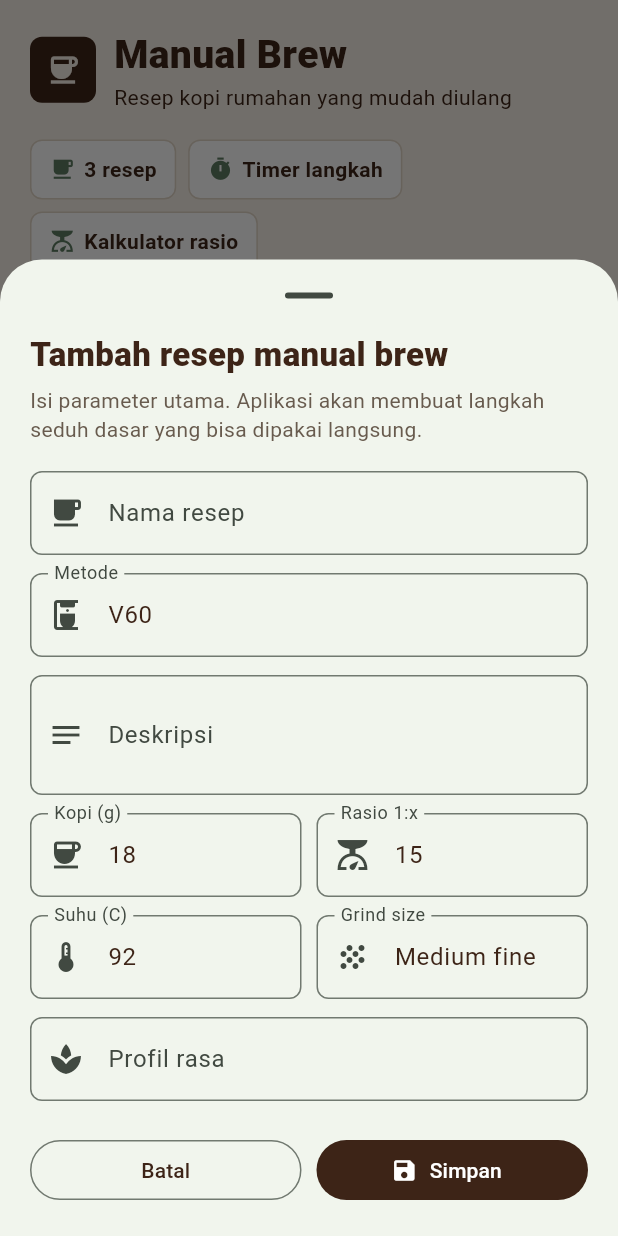
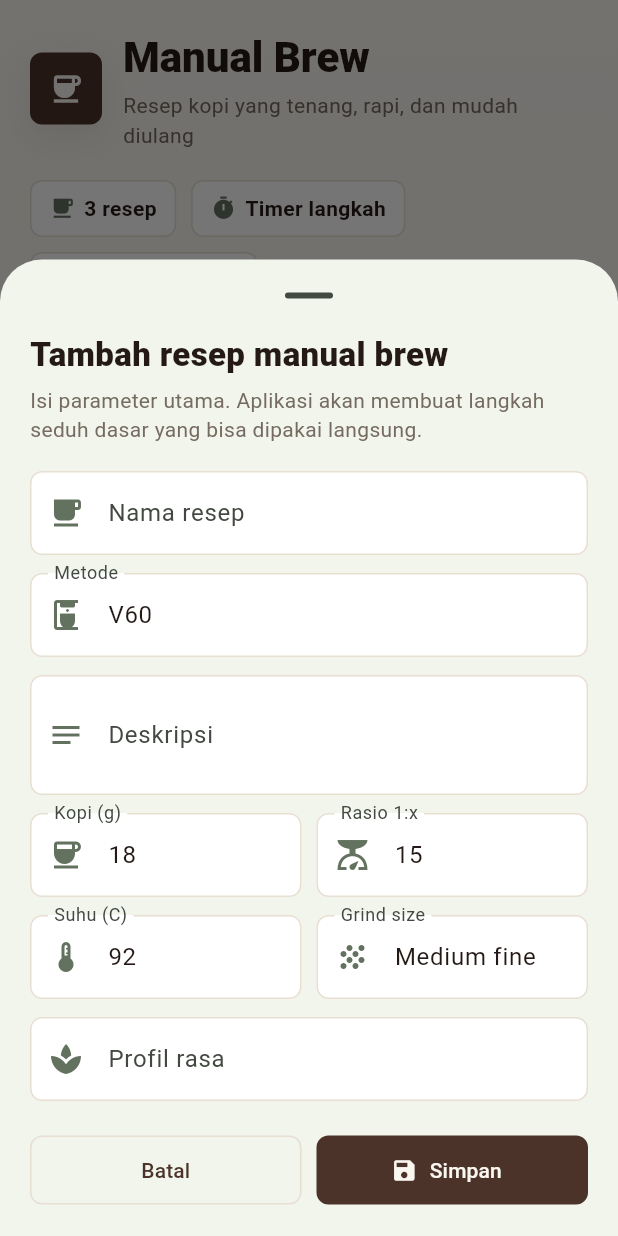
Before and after one commit to SOBATarab/flutter_application_1, a Flutter app: the screen it shows after launch, after a tap on "Tambah resep", on a phone screen of 412 x 824 dp. Run offline on Flutter 3.47's test engine with Material 3 defaults, Android fonts, the phone set to English and light mode, and no system bars.

Commit message:
style: refine manual brew app UI

```diff
--- a/lib/main.dart
+++ b/lib/main.dart
@@ -1,6 +1,19 @@
 import 'dart:async';
 
 import 'package:flutter/material.dart';
+
+class BrewColors {
+  static const ink = Color(0xFF241915);
+  static const muted = Color(0xFF766B61);
+  static const cream = Color(0xFFFAF7F1);
+  static const surface = Color(0xFFFFFFFF);
+  static const line = Color(0xFFE8DED2);
+  static const sage = Color(0xFF63725F);
+  static const sageSoft = Color(0xFFEAF0E7);
+  static const caramel = Color(0xFFB77943);
+  static const roast = Color(0xFF4B3329);
+  static const danger = Color(0xFF9A4B3A);
+}
 
 void main() {
   runApp(const ManualBrewApp());
@@ -11,26 +24,59 @@ class ManualBrewApp extends StatelessWidget {
 
   @override
   Widget build(BuildContext context) {
-    const espresso = Color(0xFF3D2417);
-    const sage = Color(0xFF5E7C62);
-    const paper = Color(0xFFF7F0E6);
-
     return MaterialApp(
       debugShowCheckedModeBanner: false,
       title: 'Manual Brew',
       theme: ThemeData(
         useMaterial3: true,
         colorScheme: ColorScheme.fromSeed(
-          seedColor: sage,
+          seedColor: BrewColors.sage,
           brightness: Brightness.light,
-          primary: espresso,
-          secondary: sage,
-          surface: paper,
+          primary: BrewColors.roast,
+          secondary: BrewColors.sage,
+          surface: BrewColors.cream,
         ),
-        scaffoldBackgroundColor: paper,
+        scaffoldBackgroundColor: BrewColors.cream,
+        filledButtonTheme: FilledButtonThemeData(
+          style: FilledButton.styleFrom(
+            backgroundColor: BrewColors.roast,
+            foregroundColor: BrewColors.cream,
+            minimumSize: const Size(0, 46),
+            shape: RoundedRectangleBorder(
+              borderRadius: BorderRadius.circular(8),
+            ),
+          ),
+        ),
+        outlinedButtonTheme: OutlinedButtonThemeData(
+          style: OutlinedButton.styleFrom(
+            foregroundColor: BrewColors.roast,
+            side: const BorderSide(color: BrewColors.line),
+            minimumSize: const Size(0, 46),
+            shape: RoundedRectangleBorder(
+              borderRadius: BorderRadius.circular(8),
+            ),
+          ),
+        ),
+        inputDecorationTheme: InputDecorationTheme(
+          filled: true,
+          fillColor: BrewColors.surface,
+          prefixIconColor: BrewColors.sage,
+          border: OutlineInputBorder(
+            borderRadius: BorderRadius.circular(8),
+            borderSide: const BorderSide(color: BrewColors.line),
+          ),
+          enabledBorder: OutlineInputBorder(
+            borderRadius: BorderRadius.circular(8),
+            borderSide: const BorderSide(color: BrewColors.line),
+          ),
+          focusedBorder: OutlineInputBorder(
+            borderRadius: BorderRadius.circular(8),
+            borderSide: const BorderSide(color: BrewColors.sage, width: 1.4),
+          ),
+        ),
         textTheme: Typography.blackMountainView.apply(
-          bodyColor: espresso,
-          displayColor: espresso,
+          bodyColor: BrewColors.ink,
+          displayColor: BrewColors.ink,
         ),
       ),
       home: const RecipeHomePage(),
@@ -60,7 +106,18 @@ class _RecipeHomePageState extends State<RecipeHomePage> {
     final isWide = MediaQuery.sizeOf(context).width >= 760;
 
     return Scaffold(
-      body: SafeArea(
+      body: DecoratedBox(
+        decoration: const BoxDecoration(
+          gradient: LinearGradient(
+            begin: Alignment.topCenter,
+            end: Alignment.bottomCenter,
+            colors: [
+              Color(0xFFFBF8F2),
+              Color(0xFFF3EEE5),
+            ],
+          ),
+        ),
+        child: SafeArea(
           child: CustomScrollView(
             slivers: [
               SliverToBoxAdapter(
@@ -72,7 +129,7 @@ class _RecipeHomePageState extends State<RecipeHomePage> {
               SliverToBoxAdapter(
                 child: isWide
                     ? Padding(
-                      padding: const EdgeInsets.all(20),
+                        padding: const EdgeInsets.fromLTRB(20, 16, 20, 28),
                         child: Row(
                           crossAxisAlignment: CrossAxisAlignment.start,
                           children: [
@@ -87,7 +144,9 @@ class _RecipeHomePageState extends State<RecipeHomePage> {
                             ),
                             const SizedBox(width: 18),
                             Expanded(
-                            child: _SelectedRecipeDetail(recipe: selectedRecipe),
+                              child: _SelectedRecipeDetail(
+                                recipe: selectedRecipe,
+                              ),
                             ),
                           ],
                         ),
@@ -111,6 +170,7 @@ class _RecipeHomePageState extends State<RecipeHomePage> {
                       ),
               ),
             ],
+          ),
         ),
       ),
     );
@@ -184,35 +244,51 @@ class _Header extends StatelessWidget {
       crossAxisAlignment: CrossAxisAlignment.start,
       children: [
         Row(
+          crossAxisAlignment: CrossAxisAlignment.center,
           children: [
             Container(
-              width: 44,
-              height: 44,
+              width: 48,
+              height: 48,
               decoration: BoxDecoration(
-                color: const Color(0xFF3D2417),
+                color: BrewColors.roast,
                 borderRadius: BorderRadius.circular(8),
+                boxShadow: const [
+                  BoxShadow(
+                    color: Color(0x1A4B3329),
+                    blurRadius: 18,
+                    offset: Offset(0, 8),
                   ),
-              child: const Icon(Icons.coffee, color: Color(0xFFF7F0E6)),
+                ],
               ),
-            const SizedBox(width: 12),
+              child: const Icon(Icons.coffee, color: BrewColors.cream),
+            ),
+            const SizedBox(width: 14),
             const Expanded(
               child: Column(
                 crossAxisAlignment: CrossAxisAlignment.start,
                 children: [
                   Text(
                     'Manual Brew',
-                    style: TextStyle(fontSize: 26, fontWeight: FontWeight.w800),
+                    style: TextStyle(
+                      fontSize: 28,
+                      fontWeight: FontWeight.w900,
+                      letterSpacing: 0,
                     ),
-                  Text('Resep kopi rumahan yang mudah diulang'),
+                  ),
+                  SizedBox(height: 2),
+                  Text(
+                    'Resep kopi yang tenang, rapi, dan mudah diulang',
+                    style: TextStyle(color: BrewColors.muted),
+                  ),
                 ],
               ),
             ),
           ],
         ),
-        const SizedBox(height: 18),
+        const SizedBox(height: 20),
         Wrap(
-          spacing: 8,
-          runSpacing: 8,
+          spacing: 10,
+          runSpacing: 10,
           children: [
             _StatPill(icon: Icons.local_cafe, label: '$recipeCount resep'),
             const _StatPill(icon: Icons.timer, label: 'Timer langkah'),
@@ -233,18 +309,24 @@ class _StatPill extends StatelessWidget {
   @override
   Widget build(BuildContext context) {
     return Container(
-      padding: const EdgeInsets.symmetric(horizontal: 12, vertical: 9),
+      padding: const EdgeInsets.symmetric(horizontal: 12, vertical: 8),
       decoration: BoxDecoration(
-        color: Colors.white,
+        color: BrewColors.surface,
         borderRadius: BorderRadius.circular(8),
-        border: Border.all(color: const Color(0xFFE1D5C6)),
+        border: Border.all(color: BrewColors.line),
       ),
       child: Row(
         mainAxisSize: MainAxisSize.min,
         children: [
-          Icon(icon, size: 17, color: const Color(0xFF5E7C62)),
+          Icon(icon, size: 17, color: BrewColors.sage),
           const SizedBox(width: 6),
-          Text(label, style: const TextStyle(fontWeight: FontWeight.w700)),
+          Text(
+            label,
+            style: const TextStyle(
+              color: BrewColors.ink,
+              fontWeight: FontWeight.w700,
+            ),
+          ),
         ],
       ),
     );
@@ -273,7 +355,11 @@ class _RecipeList extends StatelessWidget {
       children: [
         const Text(
           'Pilih resep',
-          style: TextStyle(fontSize: 18, fontWeight: FontWeight.w800),
+          style: TextStyle(
+            color: BrewColors.ink,
+            fontSize: 18,
+            fontWeight: FontWeight.w900,
+          ),
         ),
         const SizedBox(height: 10),
         SizedBox(
@@ -311,13 +397,13 @@ class _EmptyRecipeList extends StatelessWidget {
       width: double.infinity,
       padding: const EdgeInsets.all(16),
       decoration: BoxDecoration(
-        color: Colors.white,
+        color: BrewColors.surface,
         borderRadius: BorderRadius.circular(8),
-        border: Border.all(color: const Color(0xFFE1D5C6)),
+        border: Border.all(color: BrewColors.line),
       ),
       child: const Text(
         'Belum ada resep. Tambahkan resep pertama untuk mulai brewing.',
-        style: TextStyle(color: Color(0xFF685B4E)),
+        style: TextStyle(color: BrewColors.muted),
       ),
     );
   }
@@ -340,21 +426,26 @@ class RecipeCard extends StatelessWidget {
   @override
   Widget build(BuildContext context) {
     return Material(
-      color: isSelected ? const Color(0xFFFFF8EA) : Colors.white,
+      color: isSelected ? const Color(0xFFFFFBF4) : BrewColors.surface,
       borderRadius: BorderRadius.circular(8),
       child: InkWell(
         borderRadius: BorderRadius.circular(8),
         onTap: onTap,
         child: Container(
-          padding: const EdgeInsets.all(14),
+          padding: const EdgeInsets.fromLTRB(14, 14, 10, 14),
           decoration: BoxDecoration(
             borderRadius: BorderRadius.circular(8),
             border: Border.all(
-              color: isSelected
-                  ? const Color(0xFFB78045)
-                  : const Color(0xFFE1D5C6),
-              width: isSelected ? 1.4 : 1,
+              color: isSelected ? BrewColors.caramel : BrewColors.line,
+              width: isSelected ? 1.3 : 1,
             ),
+            boxShadow: const [
+              BoxShadow(
+                color: Color(0x0F241915),
+                blurRadius: 18,
+                offset: Offset(0, 8),
+              ),
+            ],
           ),
           child: Column(
             crossAxisAlignment: CrossAxisAlignment.start,
@@ -366,29 +457,29 @@ class RecipeCard extends StatelessWidget {
                       recipe.name,
                       style: const TextStyle(
                         fontSize: 16,
-                        fontWeight: FontWeight.w800,
+                        fontWeight: FontWeight.w900,
+                        letterSpacing: 0,
                       ),
                     ),
                   ),
                   Icon(
                     isSelected ? Icons.check_circle : Icons.chevron_right,
-                    color: isSelected
-                        ? const Color(0xFF5E7C62)
-                        : const Color(0xFF9E8F7E),
+                    color: isSelected ? BrewColors.sage : BrewColors.muted,
                   ),
                   const SizedBox(width: 4),
                   IconButton(
                     onPressed: onDelete,
                     icon: const Icon(Icons.delete_outline),
                     tooltip: 'Hapus ${recipe.name}',
-                    color: const Color(0xFF9A4B3A),
+                    color: BrewColors.danger,
+                    visualDensity: VisualDensity.compact,
                   ),
                 ],
               ),
               const SizedBox(height: 8),
               Text(
                 recipe.flavorProfile,
-                style: const TextStyle(color: Color(0xFF685B4E)),
+                style: const TextStyle(color: BrewColors.muted, height: 1.35),
               ),
               const SizedBox(height: 12),
               Wrap(
@@ -419,12 +510,16 @@ class _MiniTag extends StatelessWidget {
     return Container(
       padding: const EdgeInsets.symmetric(horizontal: 9, vertical: 6),
       decoration: BoxDecoration(
-        color: const Color(0xFFEAF1E8),
+        color: BrewColors.sageSoft,
         borderRadius: BorderRadius.circular(8),
       ),
       child: Text(
         label,
-        style: const TextStyle(fontSize: 12, fontWeight: FontWeight.w700),
+        style: const TextStyle(
+          color: BrewColors.roast,
+          fontSize: 12,
+          fontWeight: FontWeight.w700,
+        ),
       ),
     );
   }
@@ -459,7 +554,7 @@ class _EmptyRecipeDetail extends StatelessWidget {
         children: const [
           Text(
             'Tambahkan resep manual brew baru untuk melihat detail, kalkulator rasio, dan timer seduh.',
-            style: TextStyle(color: Color(0xFF685B4E), height: 1.35),
+            style: TextStyle(color: BrewColors.muted, height: 1.35),
           ),
         ],
       ),
@@ -479,12 +574,17 @@ class RecipeDetail extends StatelessWidget {
       children: [
         Text(
           recipe.name,
-          style: const TextStyle(fontSize: 24, fontWeight: FontWeight.w900),
+          style: const TextStyle(
+            color: BrewColors.ink,
+            fontSize: 26,
+            fontWeight: FontWeight.w900,
+            letterSpacing: 0,
           ),
-        const SizedBox(height: 6),
+        ),
+        const SizedBox(height: 8),
         Text(
           recipe.description,
-          style: const TextStyle(color: Color(0xFF685B4E), height: 1.4),
+          style: const TextStyle(color: BrewColors.muted, height: 1.45),
         ),
         const SizedBox(height: 16),
         _RecipeSpecs(recipe: recipe),
@@ -550,13 +650,21 @@ class _SpecTile extends StatelessWidget {
     return Container(
       padding: const EdgeInsets.all(12),
       decoration: BoxDecoration(
-        color: Colors.white,
+        color: BrewColors.surface,
         borderRadius: BorderRadius.circular(8),
-        border: Border.all(color: const Color(0xFFE1D5C6)),
+        border: Border.all(color: BrewColors.line),
       ),
       child: Row(
         children: [
-          Icon(data.icon, color: const Color(0xFF5E7C62)),
+          Container(
+            width: 32,
+            height: 32,
+            decoration: BoxDecoration(
+              color: BrewColors.sageSoft,
+              borderRadius: BorderRadius.circular(8),
+            ),
+            child: Icon(data.icon, color: BrewColors.sage, size: 18),
+          ),
           const SizedBox(width: 10),
           Expanded(
             child: Column(
@@ -565,13 +673,19 @@ class _SpecTile extends StatelessWidget {
               children: [
                 Text(
                   data.label,
-                  style: const TextStyle(fontSize: 12, color: Color(0xFF685B4E)),
+                  style: const TextStyle(
+                    fontSize: 12,
+                    color: BrewColors.muted,
+                  ),
                 ),
                 Text(
                   data.value,
                   maxLines: 1,
                   overflow: TextOverflow.ellipsis,
-                  style: const TextStyle(fontWeight: FontWeight.w800),
+                  style: const TextStyle(
+                    color: BrewColors.ink,
+                    fontWeight: FontWeight.w900,
+                  ),
                 ),
               ],
             ),
@@ -614,7 +728,11 @@ class _RatioCalculatorState extends State<RatioCalculator> {
         children: [
           Text(
             '${coffeeGrams.round()} g kopi -> ${water.round()} g air',
-            style: const TextStyle(fontSize: 20, fontWeight: FontWeight.w900),
+            style: const TextStyle(
+              color: BrewColors.ink,
+              fontSize: 22,
+              fontWeight: FontWeight.w900,
+            ),
           ),
           Slider(
             value: coffeeGrams,
@@ -626,7 +744,7 @@ class _RatioCalculatorState extends State<RatioCalculator> {
           ),
           Text(
             'Rasio ${widget.recipe.ratioLabel}. Geser sesuai dosis kopi yang mau dipakai.',
-            style: const TextStyle(color: Color(0xFF685B4E)),
+            style: const TextStyle(color: BrewColors.muted),
           ),
         ],
       ),
@@ -682,7 +800,11 @@ class _BrewTimerState extends State<BrewTimer> {
         children: [
           Text(
             _formatTime(elapsedSeconds),
-            style: const TextStyle(fontSize: 36, fontWeight: FontWeight.w900),
+            style: const TextStyle(
+              color: BrewColors.ink,
+              fontSize: 38,
+              fontWeight: FontWeight.w900,
+            ),
           ),
           const SizedBox(height: 6),
           LinearProgressIndicator(
@@ -693,12 +815,16 @@ class _BrewTimerState extends State<BrewTimer> {
           const SizedBox(height: 12),
           Text(
             currentStep.title,
-            style: const TextStyle(fontSize: 17, fontWeight: FontWeight.w800),
+            style: const TextStyle(
+              color: BrewColors.ink,
+              fontSize: 17,
+              fontWeight: FontWeight.w900,
+            ),
           ),
           const SizedBox(height: 4),
           Text(
             currentStep.instruction,
-            style: const TextStyle(color: Color(0xFF685B4E), height: 1.35),
+            style: const TextStyle(color: BrewColors.muted, height: 1.35),
           ),
           const SizedBox(height: 14),
           Row(
@@ -781,13 +907,16 @@ class _StepTimeline extends StatelessWidget {
                     width: 54,
                     padding: const EdgeInsets.symmetric(vertical: 7),
                     decoration: BoxDecoration(
-                      color: const Color(0xFFEAF1E8),
+                      color: BrewColors.sageSoft,
                       borderRadius: BorderRadius.circular(8),
                     ),
                     child: Text(
                       _formatTime(step.startSecond),
                       textAlign: TextAlign.center,
-                      style: const TextStyle(fontWeight: FontWeight.w800),
+                      style: const TextStyle(
+                        color: BrewColors.roast,
+                        fontWeight: FontWeight.w900,
+                      ),
                     ),
                   ),
                   const SizedBox(width: 10),
@@ -797,12 +926,15 @@ class _StepTimeline extends StatelessWidget {
                       children: [
                         Text(
                           step.title,
-                          style: const TextStyle(fontWeight: FontWeight.w800),
+                          style: const TextStyle(
+                            color: BrewColors.ink,
+                            fontWeight: FontWeight.w900,
+                          ),
                         ),
                         Text(
                           step.instruction,
                           style: const TextStyle(
-                            color: Color(0xFF685B4E),
+                            color: BrewColors.muted,
                             height: 1.35,
                           ),
                         ),
@@ -846,7 +978,7 @@ class _TroubleshootingTips extends StatelessWidget {
                   const Icon(
                     Icons.check_circle,
                     size: 18,
-                    color: Color(0xFF5E7C62),
+                    color: BrewColors.sage,
                   ),
                   const SizedBox(width: 8),
                   Expanded(child: Text(tip)),
@@ -876,20 +1008,28 @@ class _Panel extends StatelessWidget {
       width: double.infinity,
       padding: const EdgeInsets.all(16),
       decoration: BoxDecoration(
-        color: Colors.white,
+        color: BrewColors.surface,
         borderRadius: BorderRadius.circular(8),
-        border: Border.all(color: const Color(0xFFE1D5C6)),
+        border: Border.all(color: BrewColors.line),
+        boxShadow: const [
+          BoxShadow(
+            color: Color(0x0D241915),
+            blurRadius: 22,
+            offset: Offset(0, 10),
+          ),
+        ],
       ),
       child: Column(
         crossAxisAlignment: CrossAxisAlignment.start,
         children: [
           Row(
             children: [
-              Icon(icon, color: const Color(0xFF5E7C62)),
+              Icon(icon, color: BrewColors.sage),
               const SizedBox(width: 8),
               Text(
                 title,
                 style: const TextStyle(
+                  color: BrewColors.ink,
                   fontSize: 17,
                   fontWeight: FontWeight.w900,
                 ),
@@ -955,7 +1095,7 @@ class _AddRecipeSheetState extends State<AddRecipeSheet> {
               const SizedBox(height: 6),
               const Text(
                 'Isi parameter utama. Aplikasi akan membuat langkah seduh dasar yang bisa dipakai langsung.',
-                style: TextStyle(color: Color(0xFF685B4E), height: 1.35),
+                style: TextStyle(color: BrewColors.muted, height: 1.35),
               ),
               const SizedBox(height: 18),
               _TextInput(
```
Lines whose indentation alone changed are shown as unchanged.
